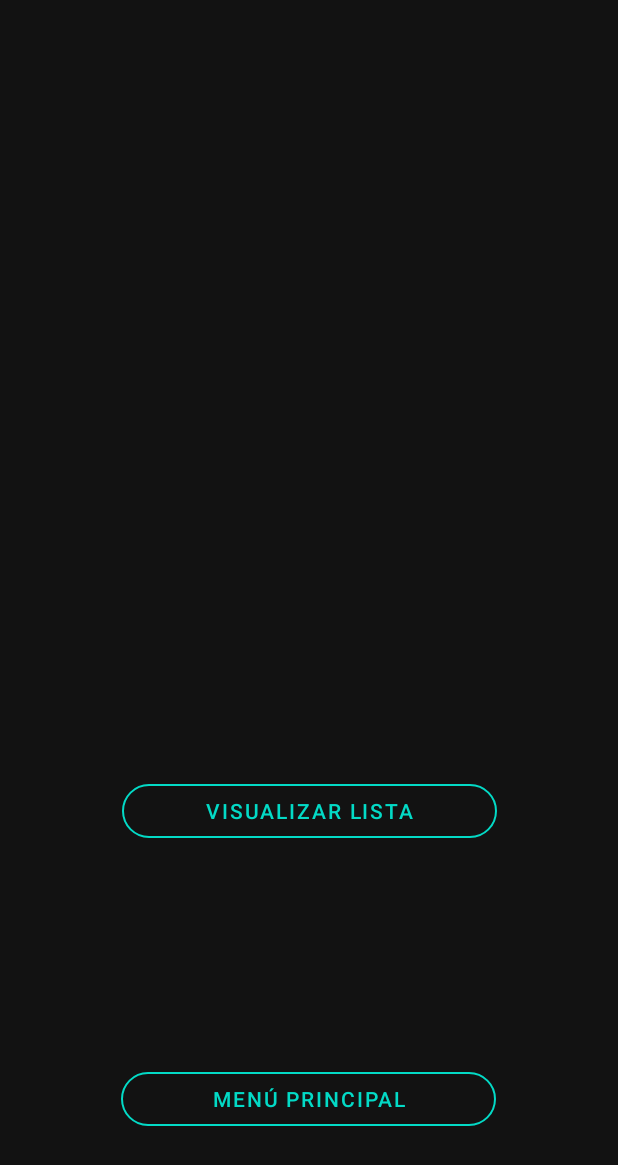
After one commit to MarioMontanuy/Buscaminas, an Android app: the fragment DetailFragment placed in its activity, on a phone screen of 412 x 824 dp. The commit adds this screen. Shown: the top 1165 px of the screen. Run offline under Robolectric (Android 15) with nearby library versions, the phone set to English and light mode, and no system bars.

Commit message:
Fragments for games results

```diff
--- a/app/src/main/java/com/example/buscaminas/ActivityConfig.kt
+++ b/app/src/main/java/com/example/buscaminas/ActivityConfig.kt
@@ -1,5 +1,4 @@
 package com.example.buscaminas
-
 
 import android.os.Bundle
 import androidx.appcompat.app.AppCompatActivity
@@ -12,6 +11,7 @@ class ActivityConfig: AppCompatActivity() {
         supportFragmentManager.beginTransaction().replace(android.R.id.content, ActivityConfigFragment()).commit()
     }
 }
+
 class ActivityConfigFragment: PreferenceFragmentCompat() {
     override fun onCreatePreferences(savedInstanceState: Bundle?, rootKey: String?) {
         setPreferencesFromResource(R.xml.preferences, rootKey)
--- /dev/null
+++ b/app/src/main/java/com/example/buscaminas/DetailFragment.kt
@@ -0,0 +1,30 @@
+package com.example.buscaminas
+
+import android.os.Bundle
+import android.view.LayoutInflater
+import android.view.View
+import android.view.ViewGroup
+import android.widget.TextView
+import androidx.fragment.app.Fragment
+
+class DetailFragment: Fragment() {
+    private var newView: TextView? = null
+
+    override fun onCreateView(
+        inflater: LayoutInflater,
+        container: ViewGroup?,
+        savedInstanceState: Bundle?
+    ): View? {
+        super.onCreateView(inflater, container, savedInstanceState)
+        return inflater.inflate(R.layout.detail_fragment, container, false)
+    }
+
+    override fun onViewCreated(view: View, savedInstanceState: Bundle?) {
+        super.onViewCreated(view, savedInstanceState)
+        newView = requireView().findViewById(R.id.textViewDetailFragment)
+    }
+
+    fun showText(item: String){
+        newView?.text = item
+    }
+}
--- /dev/null
+++ b/app/src/main/java/com/example/buscaminas/GamesPlayed.kt
@@ -0,0 +1,40 @@
+package com.example.buscaminas
+
+import android.content.Intent
+import android.os.Bundle
+import androidx.appcompat.app.AppCompatActivity
+import com.example.buscaminas.databinding.GamesPlayedBinding
+
+
+class GamesPlayed : AppCompatActivity(), ListFragment.ResultListener {
+
+    private lateinit var binding: GamesPlayedBinding
+
+    override fun onCreate(savedInstanceState: Bundle?) {
+        super.onCreate(savedInstanceState)
+        binding = GamesPlayedBinding.inflate(layoutInflater)
+        setContentView(binding.root)
+        binding.buttonBackToMainScreen.setOnClickListener { finish() }
+        val fragmentListado = supportFragmentManager.findFragmentById(R.id.fragList) as ListFragment
+        fragmentListado.setResultListener(this)
+    }
+
+    override fun onResultSelected(resultData: String) {
+        if (supportFragmentManager.findFragmentById(R.id.fragDetail) != null){
+            println("NO ES NULO")
+            val fragment = supportFragmentManager.findFragmentById(R.id.fragDetail) as DetailFragment
+            if(fragment.isVisible){
+                fragment.showText(resultData)
+            }else{
+                val intent = Intent(this, DetailActivity::class.java)
+                intent.putExtra("data", resultData)
+                startActivity(intent)
+            }
+        }else{
+            println("ES NULO")
+            val intent = Intent(this, DetailActivity::class.java)
+            intent.putExtra("data", resultData)
+            startActivity(intent)
+        }
+    }
+}
--- /dev/null
+++ b/app/src/main/java/com/example/buscaminas/ListFragment.kt
@@ -0,0 +1,57 @@
+package com.example.buscaminas
+
+import android.content.Context
+import android.os.Bundle
+import android.view.View
+import android.widget.ArrayAdapter
+import android.widget.ListView
+import androidx.fragment.app.ListFragment
+
+class ListFragment: ListFragment() {
+
+    var rListener : ResultListener? = null
+    override fun onViewCreated(view: View, savedInstanceState: Bundle?) {
+        super.onViewCreated(view, savedInstanceState)
+        val values = arrayOf("Prueba1", "Prueba2", "Prueba3")
+        val adapter = ArrayAdapter(requireActivity(), android.R.layout.simple_list_item_1, values)
+        listAdapter = adapter
+    }
+
+    override fun onListItemClick(l: ListView, v: View, position: Int, id: Long) {
+        super.onListItemClick(l, v, position, id)
+        /*if (requireActivity().supportFragmentManager.findFragmentById(R.id.fragDetail) != null){
+            val fragment = requireActivity().supportFragmentManager.findFragmentById(R.id.fragDetail) as DetailFragment
+            if(fragment != null && fragment.isVisible){
+                fragment.showText("Hello!!!!")
+            }else{
+                val intent = Intent(requireActivity(), DetailActivity::class.java)
+                startActivity(intent)
+            }
+        }else{
+            val intent = Intent(requireActivity(), DetailActivity::class.java)
+            startActivity(intent)
+        }*/
+
+        rListener?.onResultSelected(listAdapter?.getItem(position) as String)
+
+        /*val noteUri : Uri = ContentUris.withAppendedId(,id)
+        rListener?.onResultSelected(noteUri)*/
+
+    }
+
+    interface ResultListener {
+        fun onResultSelected(resultData: String)
+    }
+
+    fun setResultListener(newResultListener: ResultListener){
+        this.rListener = newResultListener
+    }
+    override fun onAttach(context: Context) {
+        super.onAttach(context)
+        rListener = try {
+            context as ResultListener
+        } catch (e: ClassCastException) {
+            throw ClassCastException("$context must implement ResultListener")
+        }
+    }
+}
--- a/app/src/main/java/com/example/buscaminas/MainActivity.kt
+++ b/app/src/main/java/com/example/buscaminas/MainActivity.kt
@@ -18,6 +18,7 @@ class MainActivity : AppCompatActivity() {
         binding.buttonStartGame.setOnClickListener { startGame() }
         binding.buttonConfiguration.setOnClickListener { startConfig() }
         binding.buttonLeave.setOnClickListener { finish() }
+        binding.buttonCheckGames.setOnClickListener { checkGames() }
     }
 
     private fun showHelp() {
@@ -35,4 +36,9 @@ class MainActivity : AppCompatActivity() {
         val intent = Intent(this, ActivityConfig::class.java)
         startActivity(intent)
     }
+
+    private fun checkGames() {
+        val intent = Intent(this, GamesPlayed::class.java)
+        startActivity(intent)
+    }
 }
--- /dev/null
+++ b/app/src/main/res/layout-land/detail_fragment.xml
@@ -0,0 +1,19 @@
+<?xml version="1.0" encoding="utf-8"?>
+<androidx.constraintlayout.widget.ConstraintLayout xmlns:android="http://schemas.android.com/apk/res/android"
+    android:layout_width="match_parent"
+    android:layout_height="match_parent"
+    xmlns:app="http://schemas.android.com/apk/res-auto"
+    android:orientation="vertical">
+
+
+    <TextView
+        android:id="@+id/textViewDetailFragment"
+        android:layout_width="wrap_content"
+        android:layout_height="wrap_content"
+        app:layout_constraintBottom_toBottomOf="parent"
+        app:layout_constraintHorizontal_bias="0.439"
+        app:layout_constraintLeft_toLeftOf="parent"
+        app:layout_constraintRight_toRightOf="parent"
+        app:layout_constraintTop_toTopOf="parent"
+        app:layout_constraintVertical_bias="0.438" />
+</androidx.constraintlayout.widget.ConstraintLayout>
--- /dev/null
+++ b/app/src/main/res/layout-land/games_played.xml
@@ -0,0 +1,48 @@
+<?xml version="1.0" encoding="utf-8"?>
+<androidx.constraintlayout.widget.ConstraintLayout xmlns:android="http://schemas.android.com/apk/res/android"
+    android:layout_width="match_parent"
+    android:layout_height="match_parent"
+    xmlns:app="http://schemas.android.com/apk/res-auto">
+
+    <androidx.fragment.app.FragmentContainerView
+        android:id="@+id/fragList"
+        android:name="com.example.buscaminas.ListFragment"
+        android:layout_width="377dp"
+        android:layout_height="318dp"
+        app:layout_constraintBottom_toBottomOf="parent"
+        app:layout_constraintHorizontal_bias="0.0"
+        app:layout_constraintLeft_toLeftOf="parent"
+        app:layout_constraintRight_toRightOf="parent"
+        app:layout_constraintTop_toTopOf="parent"
+        app:layout_constraintVertical_bias="0.016" />
+
+    <androidx.fragment.app.FragmentContainerView
+        android:id="@+id/fragDetail"
+        android:name="com.example.buscaminas.DetailFragment"
+        android:layout_width="353dp"
+        android:layout_height="322dp"
+        app:layout_constraintBottom_toBottomOf="parent"
+        app:layout_constraintHorizontal_bias="0.995"
+        app:layout_constraintLeft_toLeftOf="parent"
+        app:layout_constraintRight_toRightOf="parent"
+        app:layout_constraintTop_toTopOf="parent"
+        app:layout_constraintVertical_bias="0.0">
+
+    </androidx.fragment.app.FragmentContainerView>
+    <Button
+        android:id="@+id/buttonBackToMainScreen"
+        style="?attr/materialButtonOutlinedStyle"
+        android:layout_width="250dp"
+        android:layout_height="wrap_content"
+        android:layout_gravity="center"
+        android:text="@string/menu_principal"
+        android:textColor="@color/design_default_color_secondary"
+        app:cornerRadius="20dp"
+        app:layout_constraintBottom_toBottomOf="parent"
+        app:layout_constraintHorizontal_bias="0.496"
+        app:layout_constraintLeft_toLeftOf="parent"
+        app:layout_constraintRight_toRightOf="parent"
+        app:layout_constraintTop_toTopOf="parent"
+        app:layout_constraintVertical_bias="0.913"
+        app:strokeColor="@color/design_default_color_secondary" />
+</androidx.constraintlayout.widget.ConstraintLayout>
--- /dev/null
+++ b/app/src/main/res/layout/detail_fragment.xml
@@ -0,0 +1,32 @@
+<?xml version="1.0" encoding="utf-8"?>
+<androidx.constraintlayout.widget.ConstraintLayout xmlns:android="http://schemas.android.com/apk/res/android"
+    android:layout_width="match_parent"
+    android:layout_height="match_parent"
+    xmlns:app="http://schemas.android.com/apk/res-auto">
+    <TextView
+        android:id="@+id/textViewDetailFragment"
+        android:layout_width="wrap_content"
+        android:layout_height="wrap_content"
+        app:layout_constraintBottom_toBottomOf="parent"
+        app:layout_constraintHorizontal_bias="0.439"
+        app:layout_constraintLeft_toLeftOf="parent"
+        app:layout_constraintRight_toRightOf="parent"
+        app:layout_constraintTop_toTopOf="parent"
+        app:layout_constraintVertical_bias="0.438" />
+    <Button
+        android:id="@+id/buttonBackToList"
+        style="?attr/materialButtonOutlinedStyle"
+        android:layout_width="250dp"
+        android:layout_height="wrap_content"
+        android:layout_gravity="center"
+        android:text="@string/visualizar_lista"
+        android:textColor="@color/design_default_color_secondary"
+        app:cornerRadius="20dp"
+        app:layout_constraintBottom_toBottomOf="parent"
+        app:layout_constraintHorizontal_bias="0.496"
+        app:layout_constraintLeft_toLeftOf="parent"
+        app:layout_constraintRight_toRightOf="parent"
+        app:layout_constraintTop_toTopOf="parent"
+        app:layout_constraintVertical_bias="0.913"
+        app:strokeColor="@color/design_default_color_secondary" />
+</androidx.constraintlayout.widget.ConstraintLayout>
--- /dev/null
+++ b/app/src/main/res/layout/games_played.xml
@@ -0,0 +1,33 @@
+<?xml version="1.0" encoding="utf-8"?>
+<androidx.constraintlayout.widget.ConstraintLayout xmlns:android="http://schemas.android.com/apk/res/android"
+    android:layout_width="match_parent"
+    android:layout_height="match_parent"
+    xmlns:app="http://schemas.android.com/apk/res-auto">
+
+    <androidx.fragment.app.FragmentContainerView
+        android:id="@+id/fragList"
+        android:name="com.example.buscaminas.ListFragment"
+        android:layout_width="415dp"
+        android:layout_height="614dp"
+        app:layout_constraintBottom_toBottomOf="parent"
+        app:layout_constraintLeft_toLeftOf="parent"
+        app:layout_constraintRight_toRightOf="parent"
+        app:layout_constraintTop_toTopOf="parent"
+        app:layout_constraintVertical_bias="0.0" />
+    <Button
+        android:id="@+id/buttonBackToMainScreen"
+        style="?attr/materialButtonOutlinedStyle"
+        android:layout_width="250dp"
+        android:layout_height="wrap_content"
+        android:layout_gravity="center"
+        android:text="@string/menu_principal"
+        android:textColor="@color/design_default_color_secondary"
+        app:cornerRadius="20dp"
+        app:layout_constraintBottom_toBottomOf="parent"
+        app:layout_constraintHorizontal_bias="0.496"
+        app:layout_constraintLeft_toLeftOf="parent"
+        app:layout_constraintRight_toRightOf="parent"
+        app:layout_constraintTop_toTopOf="parent"
+        app:layout_constraintVertical_bias="0.913"
+        app:strokeColor="@color/design_default_color_secondary" />
+</androidx.constraintlayout.widget.ConstraintLayout>
--- a/app/src/main/res/values/strings.xml
+++ b/app/src/main/res/values/strings.xml
@@ -33,4 +33,7 @@
     <string name="salir">Salir</string>
     <string name="nueva_partida">Nueva partida</string>
     <string name="enviar_e_mail">Enviar e-mail</string>
+    <string name="menu_principal">Menú principal</string>
+    <string name="visualizar_lista">Visualizar lista</string>
+    <string name="consultar_partidas">Consultar Partidas</string>
 </resources>
```
Also changed, not shown: app/src/main/AndroidManifest.xml (+8 -0 lines), app/src/main/java/com/example/buscaminas/DetailActivity.kt (added, +18 -0 lines), app/src/main/res/layout-land/activity_main.xml (+37 -21 lines), app/src/main/res/layout/activity_main.xml (+22 -6 lines).
